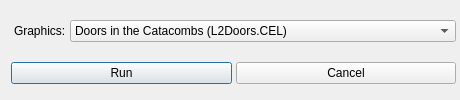
The window that source/patchgfxdialog.ui (pionere/d1-graphics-tool) describes before a commit, drawn with Qt 5.
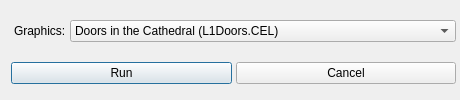
The same window after the commit.

The edit to the form file:
```diff
--- a/source/patchgfxdialog.ui
+++ b/source/patchgfxdialog.ui
@@ -35,6 +35,11 @@
      </item>
      <item>
       <widget class="QComboBox" name="gfxFileComboBox">
+       <item>
+        <property name="text">
+         <string>Doors in the Cathedral (L1Doors.CEL)</string>
+        </property>
+       </item>
        <item>
         <property name="text">
          <string>Doors in the Catacombs (L2Doors.CEL)</string>
```
Left out of the diff: 5 changed lines with no effect on the pictures.
